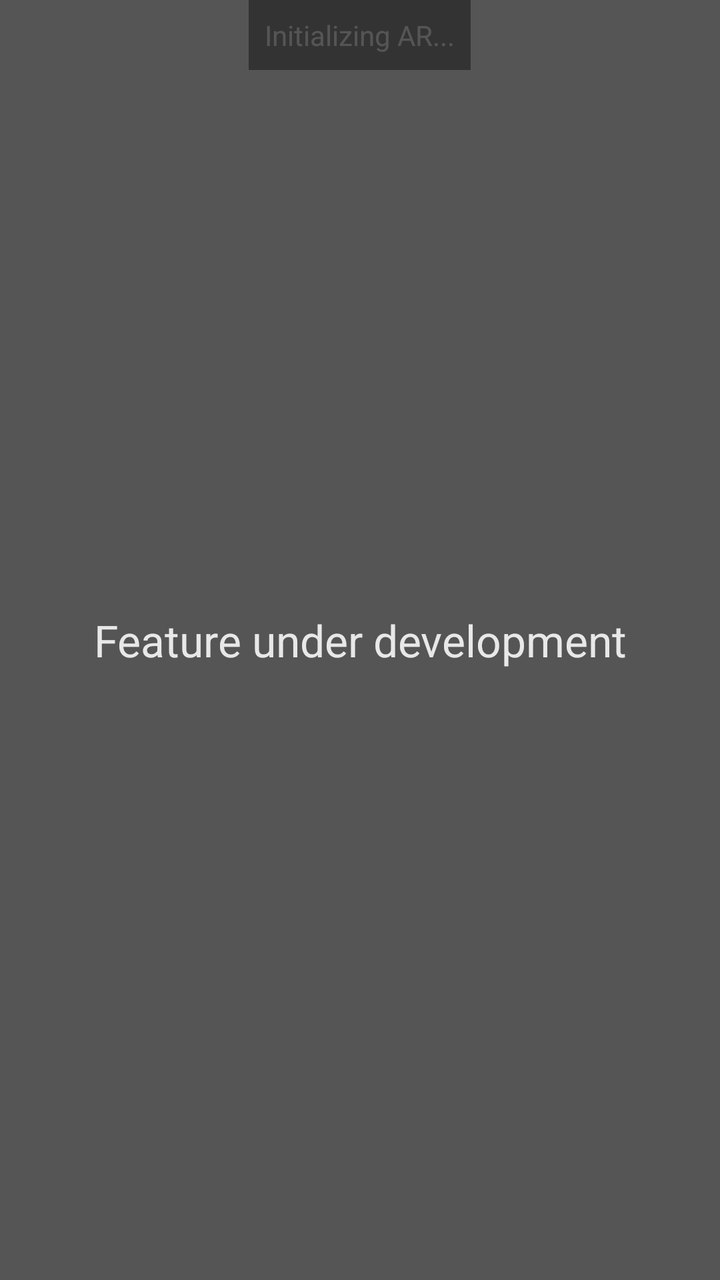
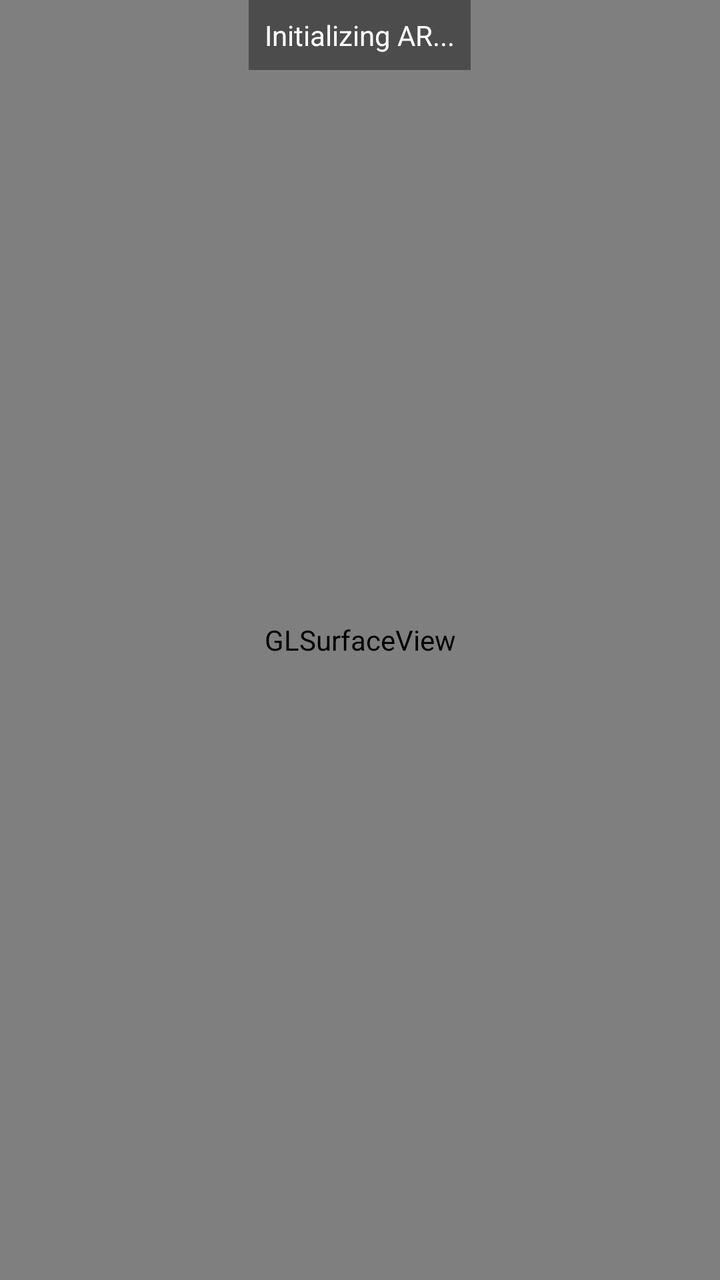

An Android layout rendered at two revisions. The XML below is the earlier revision; the diff shows what the commit changed to produce the second picture.
<!-- AndroidManifest.xml: application theme Theme.SurveyingApp -->
<!-- res/layout/fragment_open_in_ar.xml -->
<?xml version="1.0" encoding="utf-8"?>
<FrameLayout xmlns:android="http://schemas.android.com/apk/res/android"
    android:layout_width="match_parent"
    android:layout_height="match_parent">

    <android.opengl.GLSurfaceView
        android:id="@+id/glSurfaceViewAr"
        android:layout_width="match_parent"
        android:layout_height="match_parent"
        android:visibility="gone" />

    <TextView
        android:id="@+id/textArStatus"
        android:layout_width="wrap_content"
        android:layout_height="wrap_content"
        android:padding="8dp"
        android:background="#66000000"
        android:textColor="#FFFFFF"
        android:text="Initializing AR..."
        android:layout_gravity="top|center_horizontal" />

    
    <TextView
        android:id="@+id/textArPlaceholder"
        android:layout_width="match_parent"
        android:layout_height="match_parent"
        android:gravity="center"
        android:textAppearance="@style/TextAppearance.AppCompat.Large"
        android:textColor="#DDFFFFFF"
        android:background="#AA000000"
        android:text="@string/ar_placeholder_dev"
        android:visibility="visible" />
</FrameLayout>
<!-- resources referenced by this layout -->
<resources>
  <string name="ar_placeholder_dev">Feature under development</string>
  <style name="Theme.SurveyingApp" parent="Theme.MaterialComponents.DayNight.DarkActionBar">
          
          <item name="colorPrimary">@color/purple_500</item>
          <item name="colorPrimaryVariant">@color/purple_700</item>
          <item name="colorOnPrimary">@color/white</item>
          
          <item name="colorSecondary">@color/teal_200</item>
          <item name="colorSecondaryVariant">@color/teal_700</item>
          <item name="colorOnSecondary">@color/black</item>
          
          <item name="android:statusBarColor">?attr/colorPrimaryVariant</item>
          
      </style>
  <color name="purple_500">#FF6200EE</color>
  <color name="purple_700">#FF3700B3</color>
  <color name="white">#FFFFFFFF</color>
  <color name="teal_200">#FF03DAC5</color>
  <color name="teal_700">#FF018786</color>
  <color name="black">#FF000000</color>
</resources>

<!-- the commit's change to res/layout/fragment_open_in_ar.xml (unified diff, before → after) -->
@@ -7,7 +7,10 @@
         android:id="@+id/glSurfaceViewAr"
         android:layout_width="match_parent"
         android:layout_height="match_parent"
-        android:visibility="gone" />
+        android:visibility="visible"
+        android:focusable="true"
+        android:focusableInTouchMode="true"
+        android:clickable="true" />
 
     <TextView
         android:id="@+id/textArStatus"
@@ -17,17 +20,9 @@
         android:background="#66000000"
         android:textColor="#FFFFFF"
         android:text="Initializing AR..."
-        android:layout_gravity="top|center_horizontal" />
+        android:layout_gravity="top|center_horizontal"
+        android:clickable="false"
+        android:focusable="false"
+        android:focusableInTouchMode="false" />
 
-    
-    <TextView
-        android:id="@+id/textArPlaceholder"
-        android:layout_width="match_parent"
-        android:layout_height="match_parent"
-        android:gravity="center"
-        android:textAppearance="@style/TextAppearance.AppCompat.Large"
-        android:textColor="#DDFFFFFF"
-        android:background="#AA000000"
-        android:text="@string/ar_placeholder_dev"
-        android:visibility="visible" />
 </FrameLayout>
<!-- resource entries referenced after the edit -->
@@ -1,6 +1,5 @@
 <!-- resources referenced by this layout -->
 <resources>
-  <string name="ar_placeholder_dev">Feature under development</string>
   <style name="Theme.SurveyingApp" parent="Theme.MaterialComponents.DayNight.DarkActionBar">
           
           <item name="colorPrimary">@color/purple_500</item>
